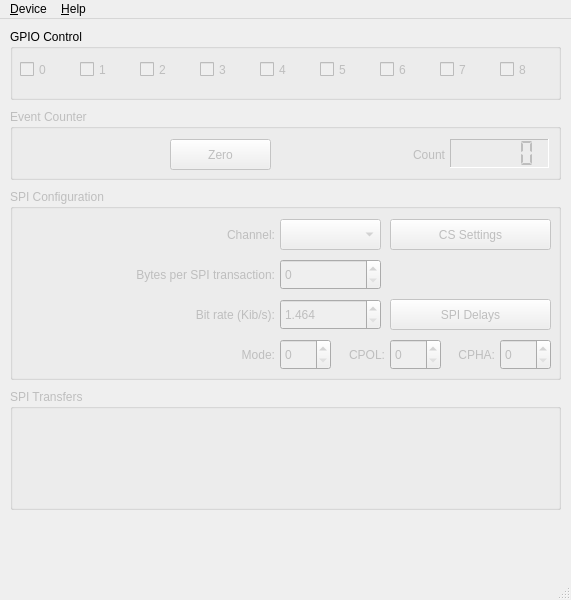
The window that src/devicewindow.ui (bloguetronica/mcp2210-com) describes before a commit, drawn with Qt 5.
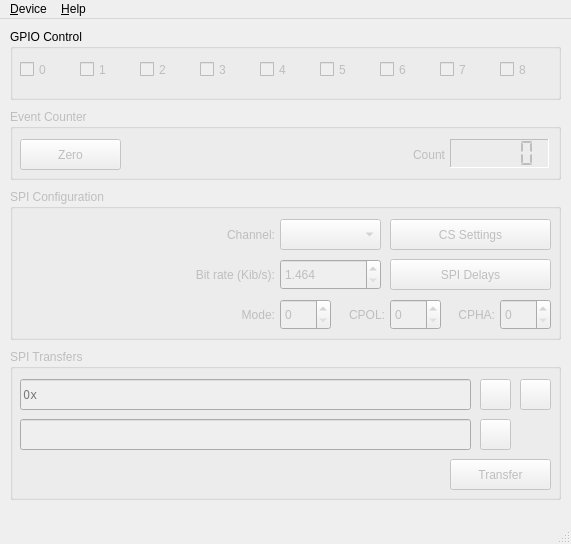
The same window after the commit. Icons and pictures are not drawn.

```diff
--- a/src/devicewindow.ui
+++ b/src/devicewindow.ui
@@ -7,9 +7,21 @@
     <x>0</x>
     <y>0</y>
     <width>571</width>
-    <height>600</height>
+    <height>544</height>
    </rect>
   </property>
+  <property name="minimumSize">
+   <size>
+    <width>571</width>
+    <height>544</height>
+   </size>
+  </property>
+  <property name="maximumSize">
+   <size>
+    <width>571</width>
+    <height>544</height>
+   </size>
+  </property>
   <property name="windowTitle">
    <string>MCP2210 Device</string>
   </property>
@@ -203,7 +215,7 @@
     <widget class="QPushButton" name="pushButtonZero">
      <property name="geometry">
       <rect>
-       <x>160</x>
+       <x>10</x>
        <y>30</y>
        <width>101</width>
        <height>31</height>
@@ -261,7 +273,7 @@
       <x>10</x>
       <y>170</y>
       <width>551</width>
-      <height>191</height>
+      <height>151</height>
      </rect>
     </property>
     <property name="title">
@@ -306,53 +318,11 @@
       <string>CS Settings</string>
      </property>
     </widget>
-    <widget class="QPushButton" name="pushButtonSPIDelays">
-     <property name="geometry">
-      <rect>
-       <x>380</x>
-       <y>110</y>
-       <width>161</width>
-       <height>31</height>
-      </rect>
-     </property>
-     <property name="text">
-      <string>SPI Delays</string>
-     </property>
-    </widget>
-    <widget class="QLabel" name="labelBytesPerTransaction">
-     <property name="geometry">
-      <rect>
-       <x>10</x>
-       <y>77</y>
-       <width>255</width>
-       <height>17</height>
-      </rect>
-     </property>
-     <property name="text">
-      <string>Bytes per SPI transaction:</string>
-     </property>
-     <property name="alignment">
-      <set>Qt::AlignRight|Qt::AlignTrailing|Qt::AlignVCenter</set>
-     </property>
-    </widget>
-    <widget class="QSpinBox" name="spinBoxBytesPerTransaction">
-     <property name="geometry">
-      <rect>
-       <x>270</x>
-       <y>70</y>
-       <width>101</width>
-       <height>31</height>
-      </rect>
-     </property>
-     <property name="maximum">
-      <number>65535</number>
-     </property>
-    </widget>
     <widget class="QLabel" name="labelBitRate">
      <property name="geometry">
       <rect>
        <x>10</x>
-       <y>117</y>
+       <y>77</y>
        <width>255</width>
        <height>17</height>
       </rect>
@@ -368,7 +338,7 @@
      <property name="geometry">
       <rect>
        <x>270</x>
-       <y>110</y>
+       <y>70</y>
        <width>101</width>
        <height>31</height>
       </rect>
@@ -383,11 +353,24 @@
       <double>12000.000000000000000</double>
      </property>
     </widget>
+    <widget class="QPushButton" name="pushButtonSPIDelays">
+     <property name="geometry">
+      <rect>
+       <x>380</x>
+       <y>70</y>
+       <width>161</width>
+       <height>31</height>
+      </rect>
+     </property>
+     <property name="text">
+      <string>SPI Delays</string>
+     </property>
+    </widget>
     <widget class="QLabel" name="labelMode">
      <property name="geometry">
       <rect>
        <x>10</x>
-       <y>157</y>
+       <y>117</y>
        <width>255</width>
        <height>17</height>
       </rect>
@@ -403,7 +386,7 @@
      <property name="geometry">
       <rect>
        <x>270</x>
-       <y>150</y>
+       <y>110</y>
        <width>51</width>
        <height>31</height>
       </rect>
@@ -416,7 +399,7 @@
      <property name="geometry">
       <rect>
        <x>330</x>
-       <y>157</y>
+       <y>117</y>
        <width>45</width>
        <height>17</height>
       </rect>
@@ -432,7 +415,7 @@
      <property name="geometry">
       <rect>
        <x>380</x>
-       <y>150</y>
+       <y>110</y>
        <width>51</width>
        <height>31</height>
       </rect>
@@ -445,7 +428,7 @@
      <property name="geometry">
       <rect>
        <x>440</x>
-       <y>157</y>
+       <y>117</y>
        <width>45</width>
        <height>17</height>
       </rect>
@@ -461,7 +444,7 @@
      <property name="geometry">
       <rect>
        <x>490</x>
-       <y>150</y>
+       <y>110</y>
        <width>51</width>
        <height>31</height>
       </rect>
@@ -478,14 +461,135 @@
     <property name="geometry">
      <rect>
       <x>10</x>
-      <y>370</y>
+      <y>330</y>
       <width>551</width>
-      <height>121</height>
+      <height>151</height>
      </rect>
     </property>
     <property name="title">
      <string>SPI Transfers</string>
     </property>
+    <widget class="QLineEdit" name="lineEditWrite">
+     <property name="geometry">
+      <rect>
+       <x>10</x>
+       <y>30</y>
+       <width>451</width>
+       <height>31</height>
+      </rect>
+     </property>
+     <property name="font">
+      <font>
+       <family>Noto Mono</family>
+      </font>
+     </property>
+     <property name="maxLength">
+      <number>786431</number>
+     </property>
+     <property name="placeholderText">
+      <string>0x</string>
+     </property>
+     <property name="clearButtonEnabled">
+      <bool>true</bool>
+     </property>
+    </widget>
+    <widget class="QPushButton" name="pushButtonClipboardCopyWrite">
+     <property name="enabled">
+      <bool>false</bool>
+     </property>
+     <property name="geometry">
+      <rect>
+       <x>470</x>
+       <y>30</y>
+       <width>31</width>
+       <height>31</height>
+      </rect>
+     </property>
+     <property name="text">
+      <string/>
+     </property>
+     <property name="icon">
+      <iconset resource="../cp2130-com/resources.qrc">
+       <normaloff>:/icons/buttons/icons/buttons/clipboard-copy.png</normaloff>:/icons/buttons/icons/buttons/clipboard-copy.png</iconset>
+     </property>
+    </widget>
+    <widget class="QPushButton" name="pushButtonClipboardPasteWrite">
+     <property name="enabled">
+      <bool>false</bool>
+     </property>
+     <property name="geometry">
+      <rect>
+       <x>510</x>
+       <y>30</y>
+       <width>31</width>
+       <height>31</height>
+      </rect>
+     </property>
+     <property name="text">
+      <string/>
+     </property>
+     <property name="icon">
+      <iconset resource="../cp2130-com/resources.qrc">
+       <normaloff>:/icons/buttons/icons/buttons/clipboard-paste.png</normaloff>:/icons/buttons/icons/buttons/clipboard-paste.png</iconset>
+     </property>
+    </widget>
+    <widget class="QLineEdit" name="lineEditRead">
+     <property name="geometry">
+      <rect>
+       <x>10</x>
+       <y>70</y>
+       <width>451</width>
+       <height>31</height>
+      </rect>
+     </property>
+     <property name="font">
+      <font>
+       <family>Noto Mono</family>
+      </font>
+     </property>
+     <property name="maxLength">
+      <number>786431</number>
+     </property>
+     <property name="readOnly">
+      <bool>true</bool>
+     </property>
+    </widget>
+    <widget class="QPushButton" name="pushButtonClipboardCopyRead">
+     <property name="enabled">
+      <bool>false</bool>
+     </property>
+     <property name="geometry">
+      <rect>
+       <x>470</x>
+       <y>70</y>
+       <width>31</width>
+       <height>31</height>
+      </rect>
+     </property>
+     <property name="text">
+      <string/>
+     </property>
+     <property name="icon">
+      <iconset resource="../cp2130-com/resources.qrc">
+       <normaloff>:/icons/buttons/icons/buttons/clipboard-copy.png</normaloff>:/icons/buttons/icons/buttons/clipboard-copy.png</iconset>
+     </property>
+    </widget>
+    <widget class="QPushButton" name="pushButtonTransfer">
+     <property name="enabled">
+      <bool>false</bool>
+     </property>
+     <property name="geometry">
+      <rect>
+       <x>440</x>
+       <y>110</y>
+       <width>101</width>
+       <height>31</height>
+      </rect>
+     </property>
+     <property name="text">
+      <string>Transfer</string>
+     </property>
+    </widget>
    </widget>
   </widget>
   <widget class="QMenuBar" name="menuBar">
```
Left out of the diff: 26 changed lines with no effect on the pictures.
